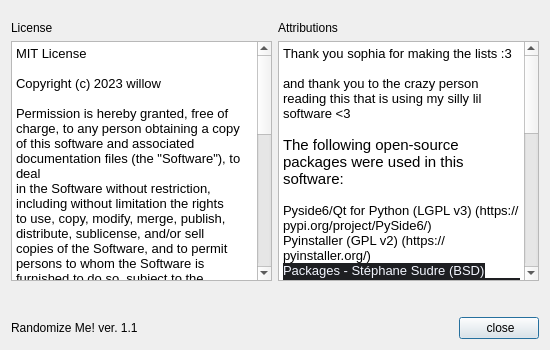
Before: the Qt Designer form about/UI/about.ui in willowyx/RandomizeMe, drawn with Qt 5.
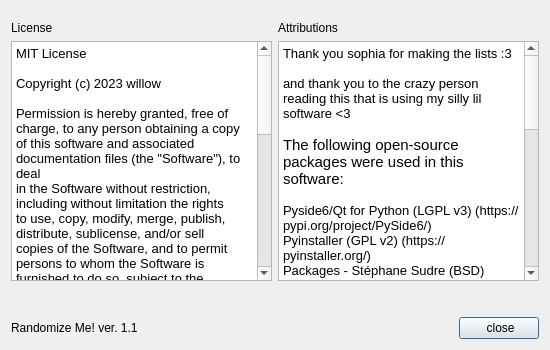
After: the same form once the commit is applied. Icons and pictures are not drawn.

Commit message: [patch 1.1.7] -updated attributions files to include NSIS in packages used by Randomize Me -updated about.ui and about.py to reflect changes and fix a bug

Diff of the .ui file:
```diff
--- a/about/UI/about.ui
+++ b/about/UI/about.ui
@@ -113,7 +113,7 @@
 hr { height: 1px; border-width: 0; }
 li.unchecked::marker { content: &quot;\2610&quot;; }
 li.checked::marker { content: &quot;\2612&quot;; }
-&lt;/style&gt;&lt;/head&gt;&lt;body style=&quot; font-family:'Yu Gothic UI'; font-size:13pt; font-weight:400; font-style:normal;&quot;&gt;
+&lt;/style&gt;&lt;/head&gt;&lt;body style=&quot; font-family:'Yu Gothic UI'; font-size:9pt; font-weight:400; font-style:normal;&quot;&gt;
 &lt;p style=&quot; margin-top:0px; margin-bottom:0px; margin-left:0px; margin-right:0px; -qt-block-indent:0; text-indent:0px;&quot;&gt;&lt;span style=&quot; font-size:10pt;&quot;&gt;Thank you sophia for making the lists :3&lt;/span&gt;&lt;/p&gt;
 &lt;p style=&quot;-qt-paragraph-type:empty; margin-top:0px; margin-bottom:0px; margin-left:0px; margin-right:0px; -qt-block-indent:0; text-indent:0px; font-size:10pt;&quot;&gt;&lt;br /&gt;&lt;/p&gt;
 &lt;p style=&quot; margin-top:0px; margin-bottom:0px; margin-left:0px; margin-right:0px; -qt-block-indent:0; text-indent:0px;&quot;&gt;&lt;span style=&quot; font-size:10pt;&quot;&gt;and thank you to the crazy person reading this that is using my silly lil software &amp;lt;3&lt;/span&gt;&lt;/p&gt;
@@ -122,12 +122,13 @@
 &lt;p style=&quot;-qt-paragraph-type:empty; margin-top:0px; margin-bottom:0px; margin-left:0px; margin-right:0px; -qt-block-indent:0; text-indent:0px; font-size:10pt;&quot;&gt;&lt;br /&gt;&lt;/p&gt;
 &lt;p style=&quot; margin-top:0px; margin-bottom:0px; margin-left:0px; margin-right:0px; -qt-block-indent:0; text-indent:0px;&quot;&gt;&lt;span style=&quot; font-size:10pt;&quot;&gt;Pyside6/Qt for Python (LGPL v3) (https://pypi.org/project/PySide6/)&lt;/span&gt;&lt;/p&gt;
 &lt;p style=&quot; margin-top:0px; margin-bottom:0px; margin-left:0px; margin-right:0px; -qt-block-indent:0; text-indent:0px;&quot;&gt;&lt;span style=&quot; font-size:10pt;&quot;&gt;Pyinstaller (GPL v2) (https://pyinstaller.org/)&lt;/span&gt;&lt;/p&gt;
-&lt;p style=&quot; margin-top:0px; margin-bottom:0px; margin-left:0px; margin-right:0px; -qt-block-indent:0; text-indent:0px;&quot;&gt;&lt;span style=&quot; font-family:'JetBrains Mono','monospace'; font-size:9.8pt; color:#f3f6ff; background-color:#1e1f22;&quot;&gt;Packages - Stéphane Sudre (BSD) (http://s.sudre.free.fr/Software/Packages/about.html)&lt;/span&gt;&lt;/p&gt;
+&lt;p style=&quot; margin-top:0px; margin-bottom:0px; margin-left:0px; margin-right:0px; -qt-block-indent:0; text-indent:0px;&quot;&gt;&lt;span style=&quot; font-size:10pt;&quot;&gt;Packages - Stéphane Sudre (BSD) (http://s.sudre.free.fr/Software/Packages/about.html)&lt;/span&gt;&lt;/p&gt;
+&lt;p style=&quot; margin-top:0px; margin-bottom:0px; margin-left:0px; margin-right:0px; -qt-block-indent:0; text-indent:0px;&quot;&gt;&lt;span style=&quot; font-size:10pt;&quot;&gt;Nullsoft Scriptable Install System (zlib) (https://nsis.sourceforge.io/)&lt;/span&gt;&lt;/p&gt;
 &lt;p style=&quot; margin-top:0px; margin-bottom:0px; margin-left:0px; margin-right:0px; -qt-block-indent:0; text-indent:0px;&quot;&gt;&lt;span style=&quot; font-size:10pt;&quot;&gt;UwU-inator (GPL v3) (https://github.com/senguyen1011/UwUinator)&lt;/span&gt;&lt;/p&gt;
 &lt;p style=&quot;-qt-paragraph-type:empty; margin-top:0px; margin-bottom:0px; margin-left:0px; margin-right:0px; -qt-block-indent:0; text-indent:0px; font-size:10pt;&quot;&gt;&lt;br /&gt;&lt;/p&gt;
-&lt;p style=&quot;-qt-paragraph-type:empty; margin-top:0px; margin-bottom:0px; margin-left:0px; margin-right:0px; -qt-block-indent:0; text-indent:0px; font-size:9pt;&quot;&gt;&lt;br /&gt;&lt;/p&gt;
+&lt;p style=&quot;-qt-paragraph-type:empty; margin-top:0px; margin-bottom:0px; margin-left:0px; margin-right:0px; -qt-block-indent:0; text-indent:0px;&quot;&gt;&lt;br /&gt;&lt;/p&gt;
 &lt;p style=&quot; margin-top:0px; margin-bottom:0px; margin-left:0px; margin-right:0px; -qt-block-indent:0; text-indent:0px;&quot;&gt;&lt;span style=&quot; font-size:11pt;&quot;&gt;The following media were used in this software:&lt;/span&gt;&lt;/p&gt;
-&lt;p style=&quot;-qt-paragraph-type:empty; margin-top:0px; margin-bottom:0px; margin-left:0px; margin-right:0px; -qt-block-indent:0; text-indent:0px; font-size:9pt;&quot;&gt;&lt;br /&gt;&lt;/p&gt;
+&lt;p style=&quot;-qt-paragraph-type:empty; margin-top:0px; margin-bottom:0px; margin-left:0px; margin-right:0px; -qt-block-indent:0; text-indent:0px;&quot;&gt;&lt;br /&gt;&lt;/p&gt;
 &lt;p style=&quot; margin-top:0px; margin-bottom:0px; margin-left:0px; margin-right:0px; -qt-block-indent:0; text-indent:0px;&quot;&gt;&lt;span style=&quot; font-size:10pt; font-weight:700;&quot;&gt;construction worker&lt;/span&gt;&lt;span style=&quot; font-size:10pt;&quot;&gt; (1.0) (CC BY 2.0 DEED): Tony Alter (https://www.flickr.com/people/78428166@N00)&lt;/span&gt;&lt;/p&gt;
 &lt;p style=&quot; margin-top:0px; margin-bottom:0px; margin-left:0px; margin-right:0px; -qt-block-indent:0; text-indent:0px;&quot;&gt;&lt;span style=&quot; font-size:10pt; font-weight:700;&quot;&gt;construction worker&lt;/span&gt;&lt;span style=&quot; font-size:10pt;&quot;&gt; (1.1) (CC 0.0/Public Domain): No known copyright or copyright holder&lt;br /&gt;&lt;/span&gt;&lt;span style=&quot; font-size:10pt; font-weight:700;&quot;&gt;cross icon&lt;/span&gt;&lt;span style=&quot; font-size:10pt;&quot;&gt; (CC BY 4.0 DEED): Situ Herrera (https://icon-icons.com/users/8KiWgJSvFL3JcLJ5k5IqX/icon-sets/)&lt;/span&gt;&lt;/p&gt;
 &lt;p style=&quot; margin-top:0px; margin-bottom:0px; margin-left:0px; margin-right:0px; -qt-block-indent:0; text-indent:0px;&quot;&gt;&lt;span style=&quot; font-size:10pt; font-weight:700;&quot;&gt;external icon&lt;/span&gt;&lt;span style=&quot; font-size:10pt;&quot;&gt; (Flaticon license): Vaadin (https://www.flaticon.com/authors/vaadin)&lt;/span&gt;&lt;/p&gt;
```
The commit also changes 5 other files.
